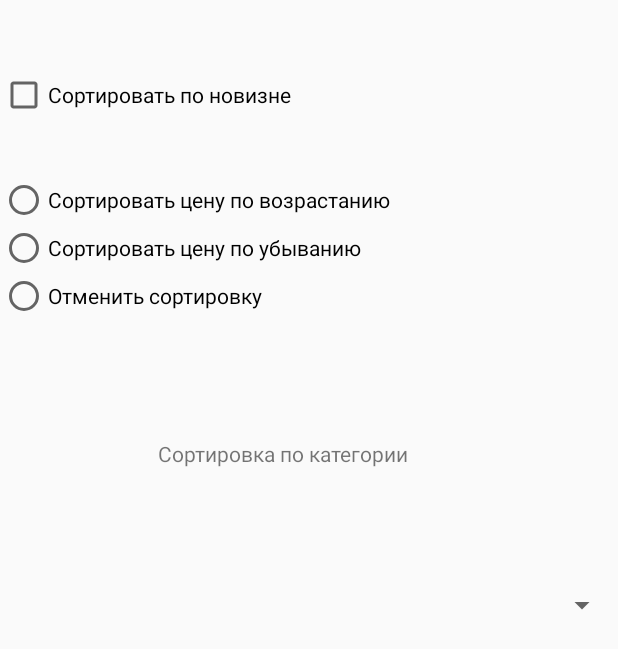
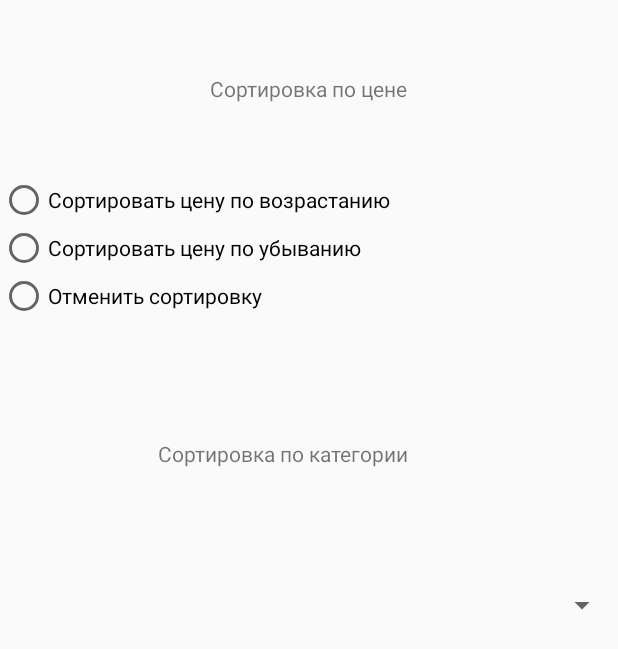
Before and after one commit to jenjd228/Unimag, an Android app: the layout fragment_sort.xml on its own in the app's theme, with its tools: preview values and no code run, on a phone screen of 412 x 824 dp. Shown: the top 649 px of the screen. Run offline under Robolectric (Android 15) with nearby library versions, the phone set to English and light mode, and no system bars; network calls fail.

Commit message:
sort fix

```diff
--- a/app/src/main/java/com/example/unimag/ui/Request/GetRequest.java
+++ b/app/src/main/java/com/example/unimag/ui/Request/GetRequest.java
@@ -52,7 +52,7 @@ public class GetRequest extends AsyncTask<Void, Void, String> {
             }
             case "getList":{
                 request = new Request.Builder()
-                        .url("http://"+ GlobalVar.ip +":8080/getList/"+currentNumberList +"/"+GlobalSort.getInstance().getRequest())
+                        .url("http://"+ GlobalVar.ip +":8080/getList/"+currentNumberList +"/"+GlobalSort.getInstance().getSpinnerSortItemNameCategory()+"/"+GlobalSort.getInstance().getSortByPriceString()+"/"+GlobalSort.getInstance().getWhereFlag())
                         .get()
                         .build();
                 break;
--- a/app/src/main/java/com/example/unimag/ui/sort/GlobalSort.java
+++ b/app/src/main/java/com/example/unimag/ui/sort/GlobalSort.java
@@ -21,6 +21,8 @@ public final class GlobalSort {
 
     private Boolean sortByTime = false;
 
+    private Boolean whereFlag = false;
+
     public static GlobalSort getInstance() {
         if (instance == null) {
             instance = new GlobalSort();
--- a/app/src/main/res/layout/fragment_sort.xml
+++ b/app/src/main/res/layout/fragment_sort.xml
@@ -61,15 +61,15 @@
 
     </Spinner>
 
-    <CheckBox
-        android:id="@+id/sortByTimeCheckBox"
+    <TextView
+        android:id="@+id/textView"
         android:layout_width="wrap_content"
         android:layout_height="wrap_content"
-        android:text="@string/sort_by_time"
+        android:text="Сортировка по цене"
         app:layout_constraintBottom_toTopOf="@+id/radioSortGroup"
         app:layout_constraintEnd_toEndOf="parent"
-        app:layout_constraintHorizontal_bias="0.0"
         app:layout_constraintStart_toStartOf="parent"
-        app:layout_constraintTop_toTopOf="parent"
-        app:layout_constraintVertical_bias="0.557" />
+        app:layout_constraintTop_toTopOf="parent" />
+
+
 </androidx.constraintlayout.widget.ConstraintLayout>
--- a/app/src/main/res/values/strings.xml
+++ b/app/src/main/res/values/strings.xml
@@ -28,6 +28,7 @@
     <string name="sort_by_time">Сортировать по новизне</string>
 
     <string-array name="categories">
+        <item>None</item>
         <item>Clothes</item>
         <item>Souvenirs</item>
     </string-array>
```
Also changed, not shown: app/src/main/java/com/example/unimag/ui/sort/SortFragment.java (+8 -8 lines).
